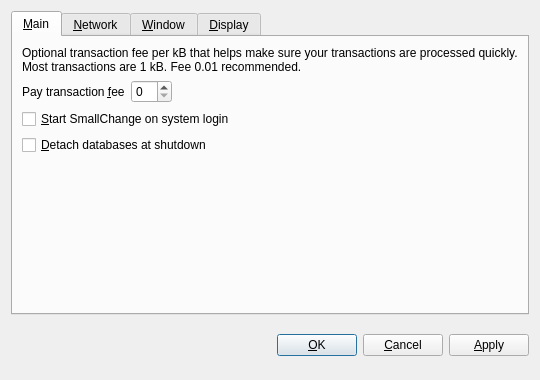
First picture: the form in src/qt/forms/optionsdialog.ui, repository tocacyy/BudCoin, before the edit.
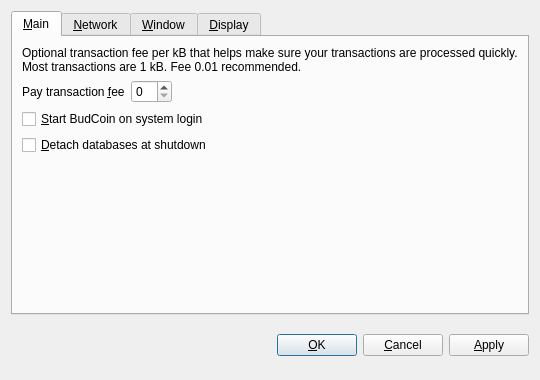
Second picture: the form after the edit. The open tabs and pages were chosen to show the change. Custom widgets are drawn as their Qt base class.

Patch:
```diff
--- a/src/qt/forms/optionsdialog.ui
+++ b/src/qt/forms/optionsdialog.ui
@@ -82,7 +82,7 @@
           <string>Automatically start SmallChange after logging in to the system.</string>
          </property>
          <property name="text">
-          <string>&amp;Start SmallChange on system login</string>
+          <string>&amp;Start BudCoin on system login</string>
          </property>
         </widget>
        </item>
```
Left out of the diff: 10 changed lines with no effect on the pictures.
